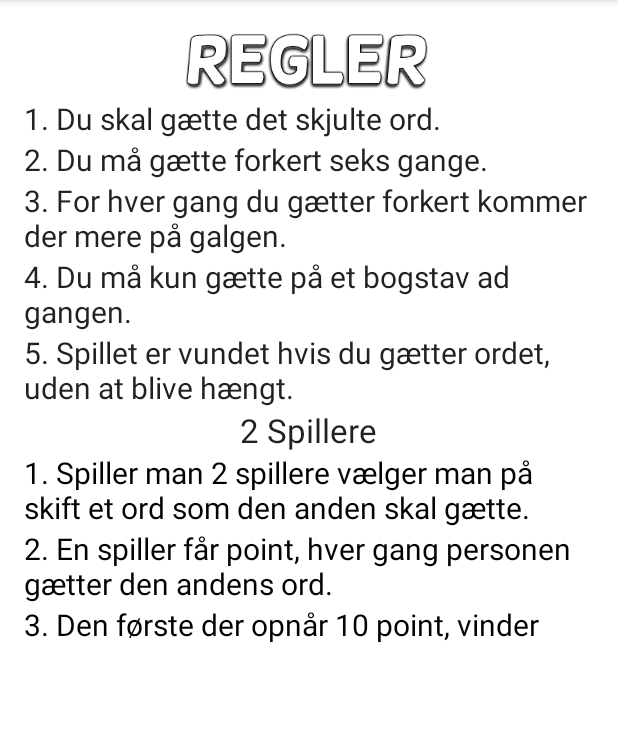
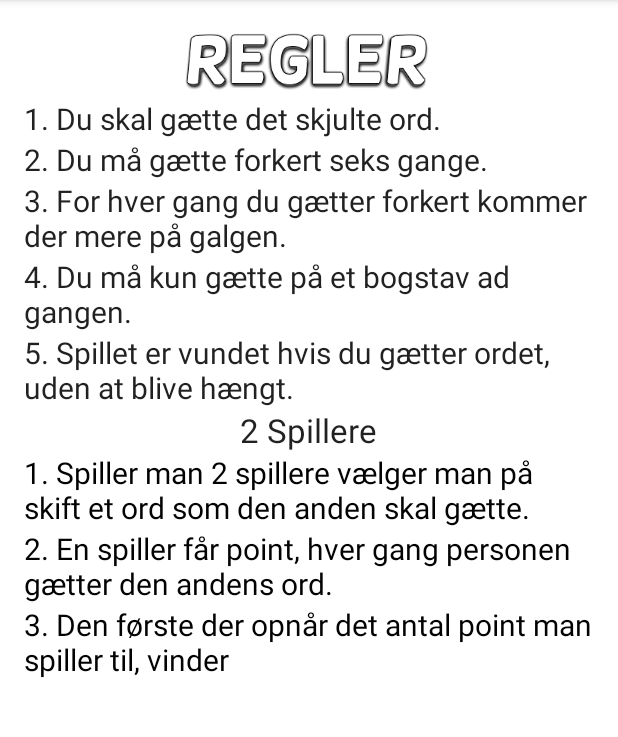
Before and after one commit to simonpetersen/Galgeleg, an Android app: the fragment ReglerFragment placed in its activity, on a phone screen of 412 x 824 dp, the part 84-821 px from its top. Run offline under Robolectric (Android 15) with nearby library versions, the phone set to English and light mode, and no system bars; network calls fail.

Commit message:
2 spillere antal point for vind regler

```diff
--- a/app/src/main/res/layout/regler_frag.xml
+++ b/app/src/main/res/layout/regler_frag.xml
@@ -106,7 +106,7 @@
         android:layout_width="wrap_content"
         android:layout_height="wrap_content"
         android:textAppearance="?android:attr/textAppearanceMedium"
-        android:text="3. Den første der opnår 10 point, vinder"
+        android:text="3. Den første der opnår det antal point man spiller til, vinder"
         android:id="@+id/textView10"
         android:textSize="20sp"
         android:textColor="#030202"
```
